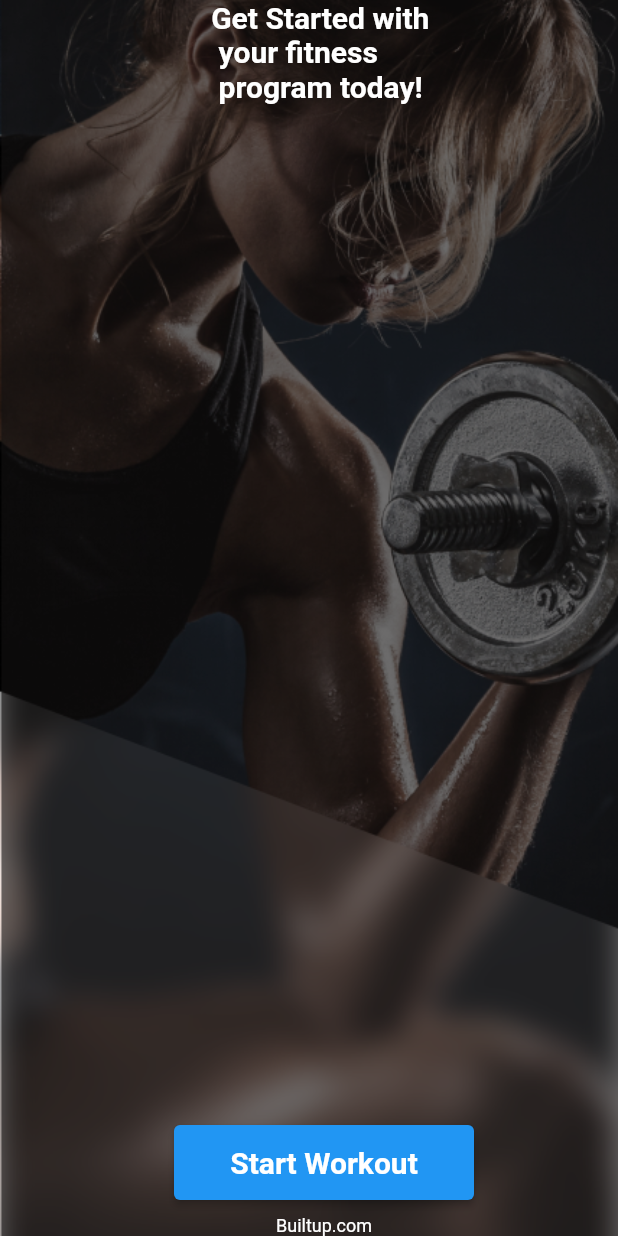
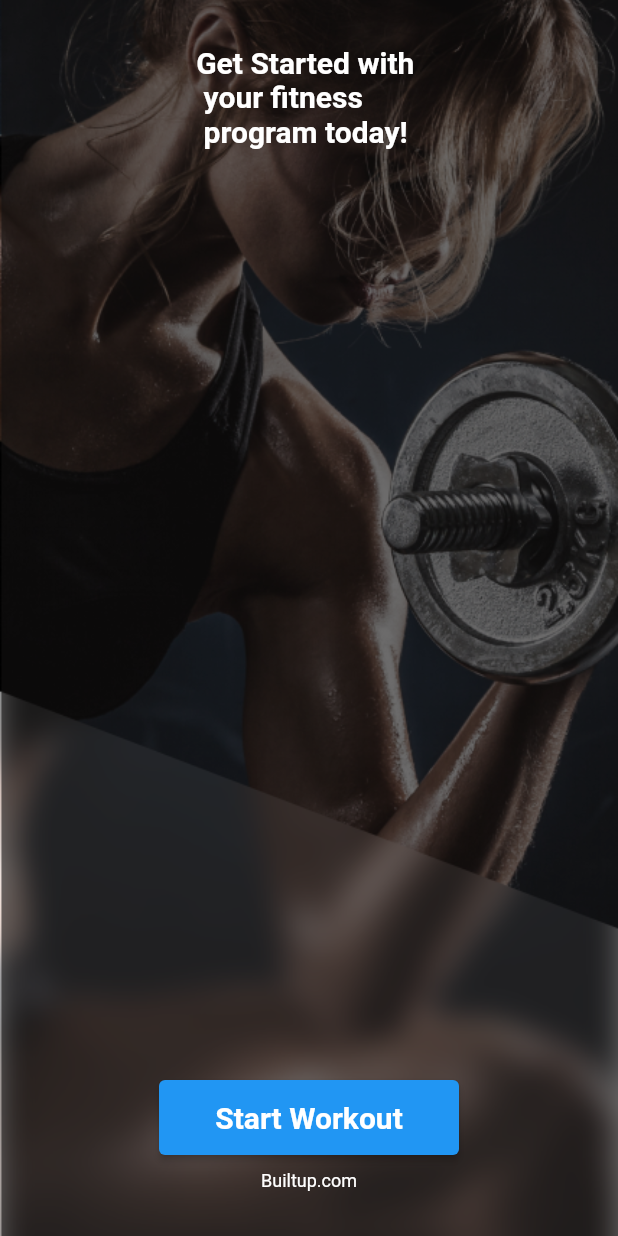
Before and after one commit to Tosin8/built, a Flutter app: the screen it shows after launch, on a phone screen of 412 x 824 dp. Run offline on Flutter 3.47's test engine with Material 2 defaults, Android fonts, the phone set to English and light mode, and no system bars.

Commit message:
Update main.dart

```diff
--- a/lib/main.dart
+++ b/lib/main.dart
@@ -25,7 +25,7 @@ class Splash_Screen extends StatelessWidget {
         ),
       ),
       child: Padding(
-        padding: const EdgeInsets.only(left: 20),
+        padding: const EdgeInsets.symmetric(vertical: 30),
         child: Column(
           mainAxisAlignment: MainAxisAlignment.start,
           children: [
```
